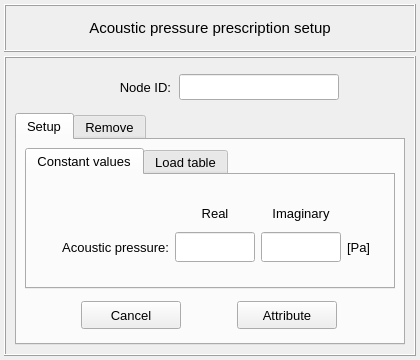
Above: pulse/interface/data/ui_files/model/setup/acoustic/acoustic_pressure_input.ui from open-pulse/OpenPulse before the change. Below: the same form after it.
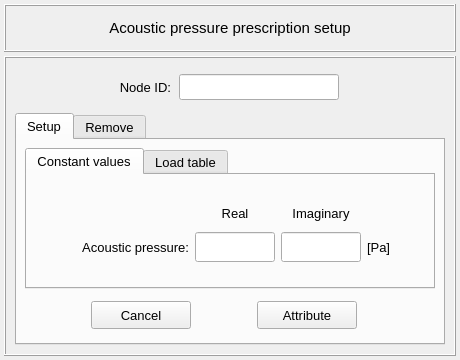
That is the form after the change.

Commit message: Adjusts the unit labels in acoustic model dialogs

```diff
--- a/pulse/interface/data/ui_files/model/setup/acoustic/acoustic_pressure_input.ui
+++ b/pulse/interface/data/ui_files/model/setup/acoustic/acoustic_pressure_input.ui
@@ -9,7 +9,7 @@
    <rect>
     <x>0</x>
     <y>0</y>
-    <width>420</width>
+    <width>460</width>
     <height>360</height>
    </rect>
   </property>
@@ -21,13 +21,13 @@
   </property>
   <property name="minimumSize">
    <size>
-    <width>420</width>
+    <width>460</width>
     <height>360</height>
    </size>
   </property>
   <property name="maximumSize">
    <size>
-    <width>420</width>
+    <width>460</width>
     <height>360</height>
    </size>
   </property>
@@ -73,7 +73,7 @@
      </property>
      <property name="maximumSize">
       <size>
-       <width>420</width>
+       <width>16777215</width>
        <height>48</height>
       </size>
      </property>
@@ -122,7 +122,7 @@
      </property>
      <property name="maximumSize">
       <size>
-       <width>420</width>
+       <width>16777215</width>
        <height>480</height>
       </size>
      </property>
@@ -276,7 +276,7 @@
         </property>
         <property name="maximumSize">
          <size>
-          <width>420</width>
+          <width>440</width>
           <height>16777215</height>
          </size>
         </property>
@@ -514,7 +514,7 @@
                 </property>
                 <property name="maximumSize">
                  <size>
-                  <width>40</width>
+                  <width>60</width>
                   <height>30</height>
                  </size>
                 </property>
```
The commit also changes 3 other files.
